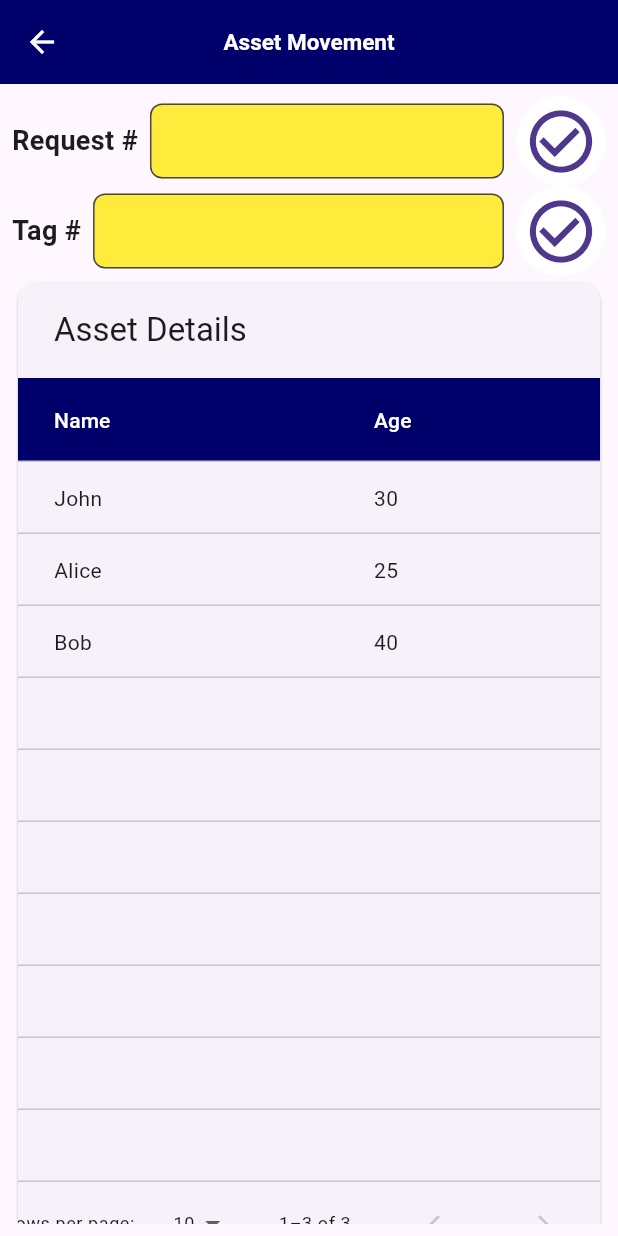
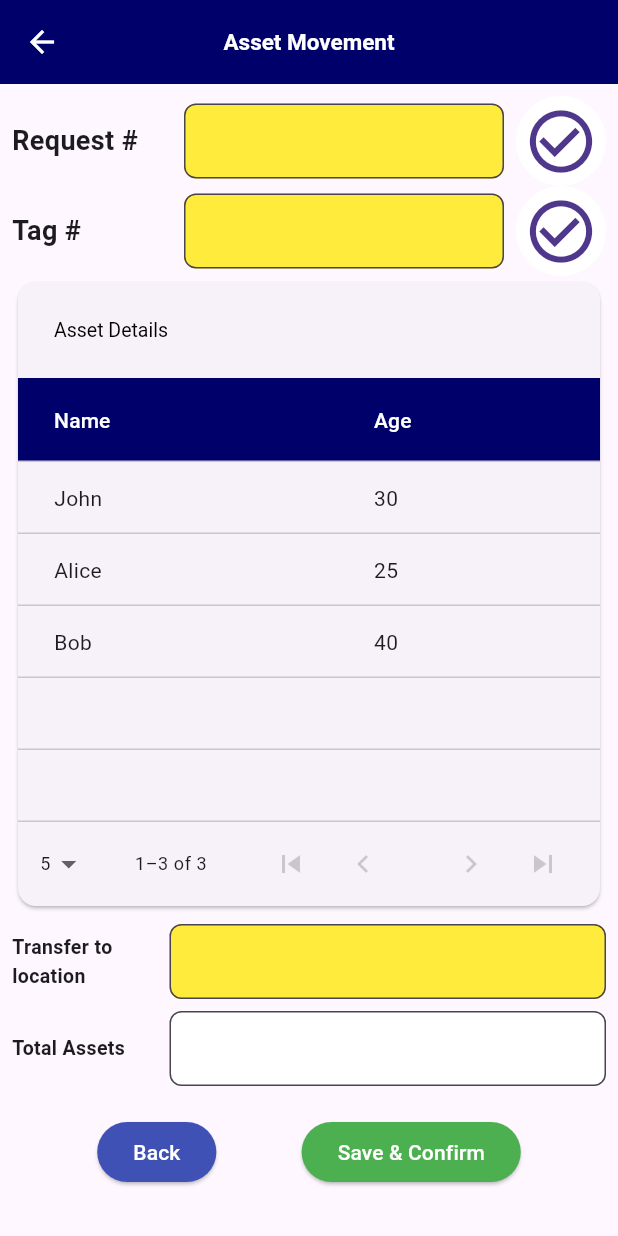
Before and after one commit to faysalzaman/FATS_Nartec, a Flutter app: the AssetMovement screen opened directly, on a phone screen of 412 x 824 dp. Run offline on Flutter 3.47's test engine with Material 3 defaults, Android fonts, the phone set to English and light mode, and no system bars; our stand-ins replace barcode_widget, dropdown_search, get, image_picker, pdf, printing and 1 more; accounts and stored records are empty; network calls fail.

Commit message:
Update UI styling for asset tag input field

```diff
--- a/lib/screens/AssetForPrinting/AssetForPrintingScreen.dart
+++ b/lib/screens/AssetForPrinting/AssetForPrintingScreen.dart
@@ -72,7 +72,8 @@ class _AssetForPrintingScreenState extends State<AssetForPrintingScreen> {
                         header: const Text(
                           'Assets',
                           style: TextStyle(
-                            fontSize: 16,
+                            color: Colors.black,
+                            fontSize: 13,
                           ),
                         ),
                         rowsPerPage: rowsPerPage,
--- a/lib/screens/AssetTransaction/asset_movement.dart
+++ b/lib/screens/AssetTransaction/asset_movement.dart
@@ -9,9 +9,10 @@ class AssetMovement extends StatefulWidget {
 }
 
 class _AssetMovementState extends State<AssetMovement> {
-  int _rowsPerPage = PaginatedDataTable.defaultRowsPerPage;
+  int _rowsPerPage = 5; // Set default rows per page to 5
   int? _sortColumnIndex;
   bool _sortAscending = true;
+
   @override
   Widget build(BuildContext context) {
     return Scaffold(
@@ -36,13 +37,16 @@ class _AssetMovementState extends State<AssetMovement> {
                 Row(
                   mainAxisAlignment: MainAxisAlignment.spaceBetween,
                   children: [
-                    const Text('Request #',
+                    Expanded(
+                      child: const Text('Request #',
                           style: TextStyle(
                             fontSize: 18,
                             fontWeight: FontWeight.bold,
                           )),
+                    ),
                     const SizedBox(width: 8),
                     Expanded(
+                      flex: 2,
                       child: Container(
                         height: 50,
                         alignment: Alignment.center,
@@ -71,13 +75,16 @@ class _AssetMovementState extends State<AssetMovement> {
                 Row(
                   mainAxisAlignment: MainAxisAlignment.spaceBetween,
                   children: [
-                    const Text('Tag #',
+                    Expanded(
+                      child: const Text('Tag #',
                           style: TextStyle(
                             fontSize: 18,
                             fontWeight: FontWeight.bold,
                           )),
+                    ),
                     const SizedBox(width: 8),
                     Expanded(
+                      flex: 2,
                       child: Container(
                         height: 50,
                         alignment: Alignment.center,
@@ -108,14 +115,22 @@ class _AssetMovementState extends State<AssetMovement> {
                   children: [
                     Expanded(
                       child: PaginatedDataTable(
+                        showFirstLastButtons: true,
                         header: const Text(
                           'Asset Details',
+                          style: TextStyle(
+                            color: Colors.black,
+                            fontSize: 13,
                           ),
-                        arrowHeadColor: Colors.white,
+                        ),
+                        arrowHeadColor: Colors.black,
                         headingRowColor: MaterialStateProperty.all(
                           Constant.primaryColor,
                         ),
                         rowsPerPage: _rowsPerPage,
+                        availableRowsPerPage: [
+                          5
+                        ], // Limit rows per page options to 5
                         onRowsPerPageChanged: (int? value) {
                           setState(() {
                             _rowsPerPage = value!;
@@ -152,15 +167,18 @@ class _AssetMovementState extends State<AssetMovement> {
                 const SizedBox(height: 8),
                 Row(
                   children: [
-                    const Text(
+                    Expanded(
+                      child: const Text(
                         "Transfer to\nlocation",
                         style: TextStyle(
                           fontSize: 13,
                           fontWeight: FontWeight.bold,
                         ),
                       ),
+                    ),
                     const SizedBox(width: 8),
                     Expanded(
+                      flex: 3,
                       child: Container(
                         height: 50,
                         alignment: Alignment.center,
@@ -180,15 +198,18 @@ class _AssetMovementState extends State<AssetMovement> {
                 const SizedBox(height: 8),
                 Row(
                   children: [
-                    const Text(
+                    Expanded(
+                      child: const Text(
                         "Total Assets",
                         style: TextStyle(
-                        fontSize: 14,
+                          fontSize: 13,
                           fontWeight: FontWeight.bold,
+                        ),
                       ),
                     ),
                     const SizedBox(width: 8),
                     Expanded(
+                      flex: 3,
                       child: Container(
                         height: 50,
                         alignment: Alignment.center,
@@ -205,7 +226,7 @@ class _AssetMovementState extends State<AssetMovement> {
                     ),
                   ],
                 ),
-                const SizedBox(height: 8),
+                const SizedBox(height: 20),
                 Row(
                   mainAxisAlignment: MainAxisAlignment.spaceEvenly,
                   children: [
--- a/lib/screens/NewAssetGenerateTag/new_asset_generate_tag_screen.dart
+++ b/lib/screens/NewAssetGenerateTag/new_asset_generate_tag_screen.dart
@@ -33,6 +33,9 @@ class _NewAssetGenerateTagScreenState extends State<NewAssetGenerateTagScreen> {
             assetGenerateModel = response;
             isMarked =
                 List.generate(assetGenerateModel.length, (index) => false);
+
+            // reverse the list to show the latest data first
+            assetGenerateModel = assetGenerateModel.reversed.toList();
           });
         },
       ).onError((error, stackTrace) {
```
Also changed, not shown: lib/screens/AssetByCustodian/AssetDetailsById.dart (+25 -3 lines), lib/screens/AssetByCustodian/asset_by_custodian_screen.dart (+32 -30 lines), lib/screens/AssetByLocation/LocationDetailsScreen.dart (+22 -5 lines), lib/screens/AssetVarification/asset_tag_information.dart (+8 -1 lines), lib/screens/VarifiedAsset/varified_asset_screen.dart (+7 -1 lines), lib/screens/splash_screen.dart (+5 -3 lines), assets/logo/app_icon.png, 26 other files. Lines whose indentation alone changed are shown as unchanged.
